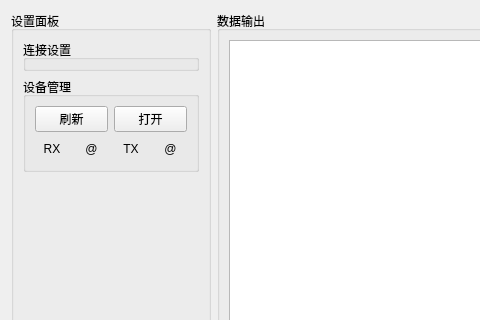
This is src/TabPage/SAKIODeviceWidget.ui in x-tools-author/x-tools as Qt 5 draws it before an edit; both pictures show x 0 to 480 and y 0 to 320 of the 972 by 610 pixel window. The edited form follows.
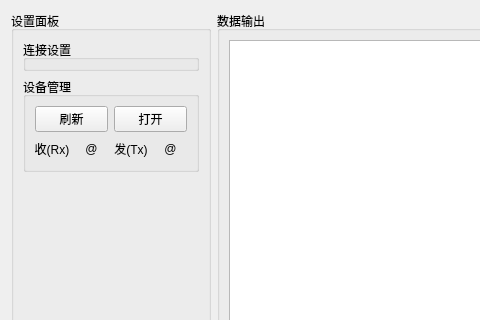
This is the edited form.

Diff of the .ui file:
```diff
--- a/src/TabPage/SAKIODeviceWidget.ui
+++ b/src/TabPage/SAKIODeviceWidget.ui
@@ -122,7 +122,7 @@
          <item row="1" column="2">
           <widget class="QLabel" name="label_5">
            <property name="text">
-            <string>TX</string>
+            <string>发(Tx)</string>
            </property>
            <property name="alignment">
             <set>Qt::AlignCenter</set>
@@ -148,7 +148,7 @@
          <item row="1" column="0">
           <widget class="QLabel" name="label">
            <property name="text">
-            <string>RX</string>
+            <string>收(Rx)</string>
            </property>
            <property name="alignment">
             <set>Qt::AlignCenter</set>
```
